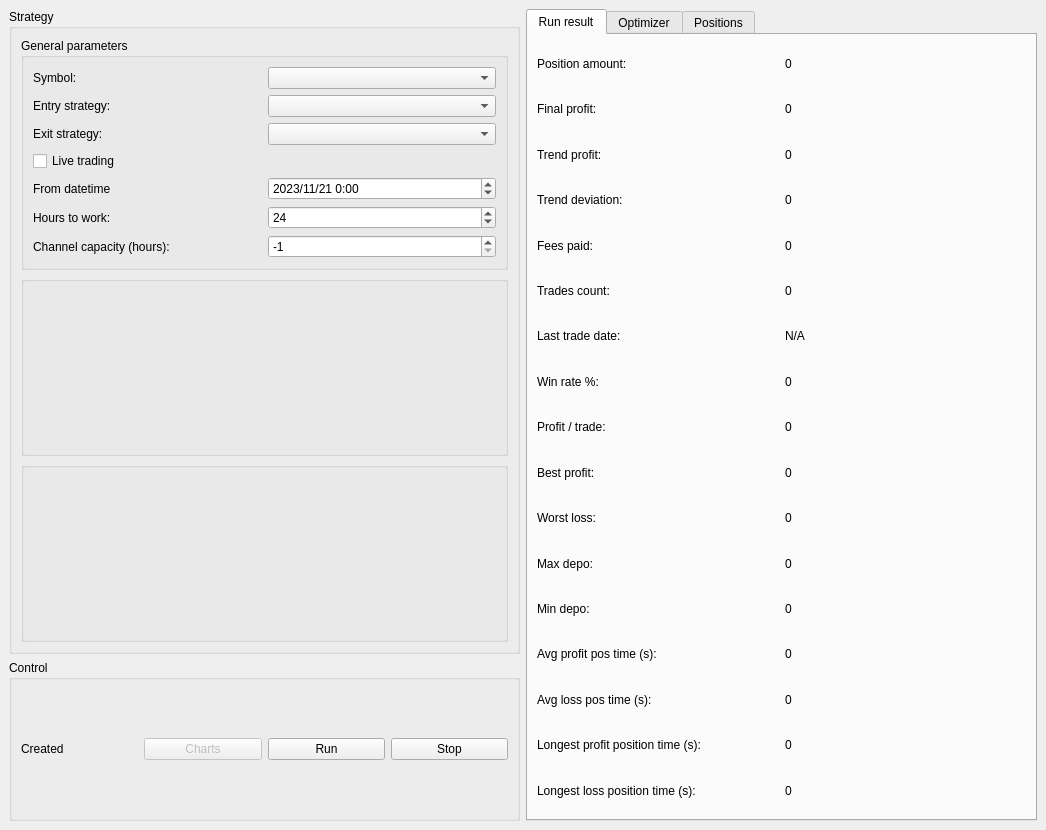
Old version of the form frontend/mainwindow.ui in the repository 84k491/crypto_cpp.
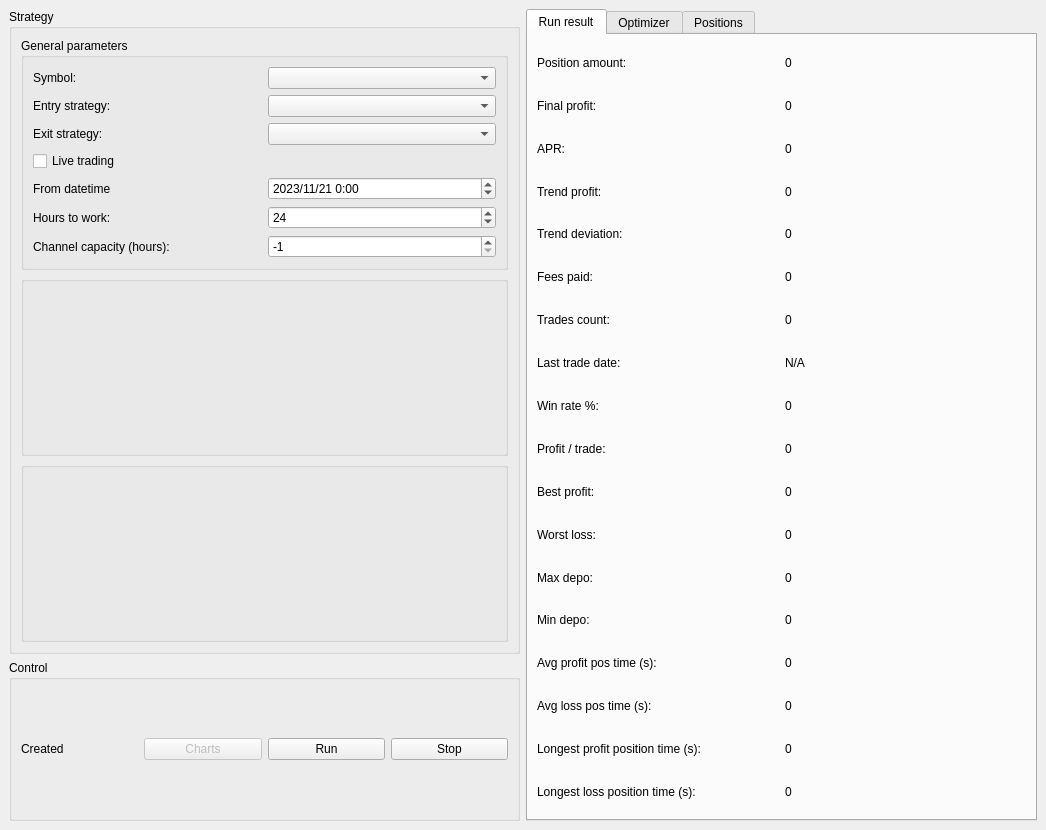
New version of the form. Custom widgets are drawn as their Qt base class.

The edit to the form file:
```diff
--- a/frontend/mainwindow.ui
+++ b/frontend/mainwindow.ui
@@ -291,6 +291,24 @@
           </item>
          </layout>
         </item>
+        <item>
+         <layout class="QHBoxLayout" name="horizontalLayout_27">
+          <item>
+           <widget class="QLabel" name="label_25">
+            <property name="text">
+             <string>APR:</string>
+            </property>
+           </widget>
+          </item>
+          <item>
+           <widget class="QLabel" name="lb_apr">
+            <property name="text">
+             <string>0</string>
+            </property>
+           </widget>
+          </item>
+         </layout>
+        </item>
         <item>
          <layout class="QHBoxLayout" name="horizontalLayout_25">
           <item>
```
Left out of the diff: 2 changed lines with no effect on the pictures.
